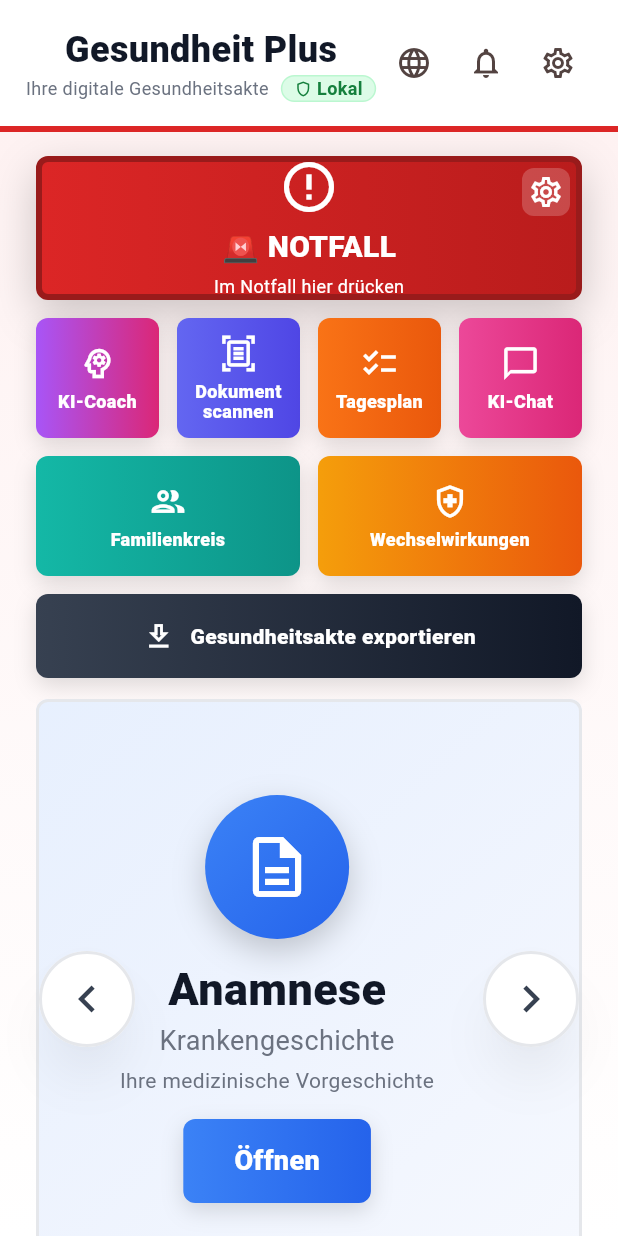
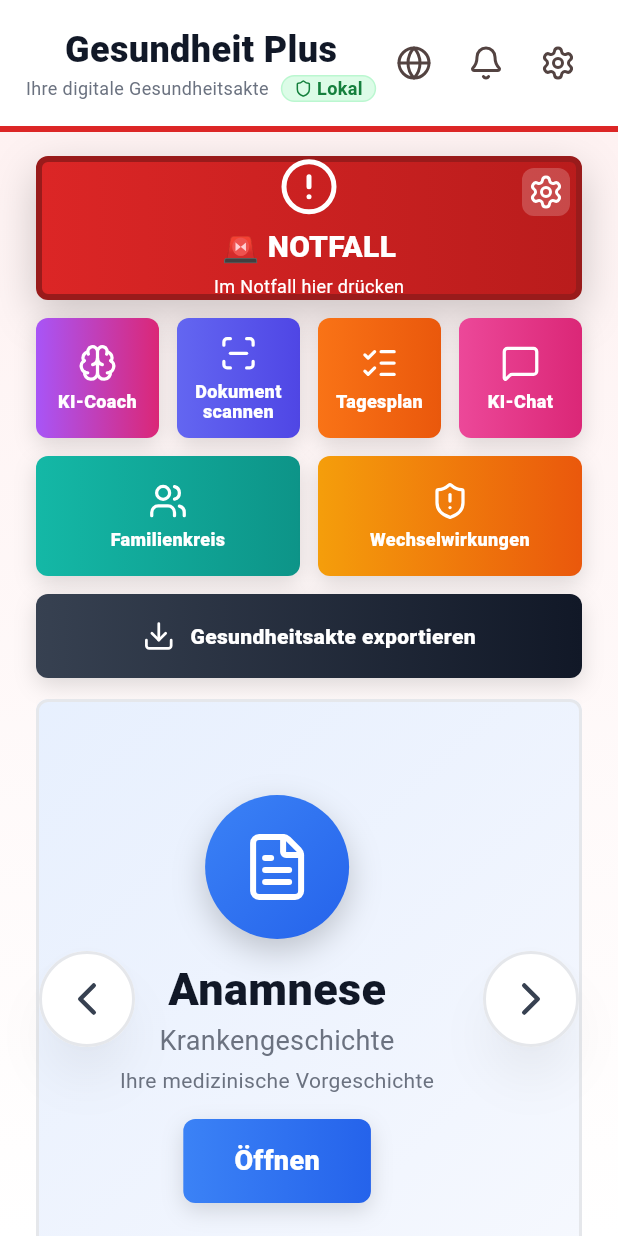
Before and after one commit to rweisssieker-xp/PTD-Gesundheitplus-Flutter-06-2026, a Flutter app: the DashboardScreen screen opened by its route, on a phone screen of 412 x 824 dp. Run offline on Flutter 3.47's test engine with Material 3 defaults, Android fonts, the phone set to English and light mode, and no system bars; our stand-ins replace dio, flutter_contacts, flutter_local_notifications, flutter_riverpod, flutter_secure_storage, flutter_tts and 9 more; missing offline and left inert: cryptography, sqlcipher_flutter_libs, sqlite3; accounts and stored records are empty.

Commit message:
fix: match dashboard icons to original pwa

```diff
--- a/flutter_app/lib/src/features/dashboard/presentation/dashboard_screen.dart
+++ b/flutter_app/lib/src/features/dashboard/presentation/dashboard_screen.dart
@@ -150,12 +150,12 @@ class _DashboardScreenState extends ConsumerState<DashboardScreen> {
               IconButton(
                 tooltip: 'Benachrichtigungen',
                 onPressed: () => context.go('/notifications'),
-                icon: const Icon(Icons.notifications_none),
+                icon: const Icon(GpIcons.notifications),
               ),
               IconButton(
                 tooltip: 'Datenschutz',
                 onPressed: () => context.go('/privacy'),
-                icon: const Icon(Icons.settings_outlined),
+                icon: const Icon(GpIcons.settings),
               ),
             ],
           ),
@@ -404,7 +404,7 @@ class _EmergencyButton extends StatelessWidget {
                   child: Column(
                     mainAxisSize: MainAxisSize.min,
                     children: [
-                      Icon(Icons.error_outline, color: Colors.white, size: 40),
+                      Icon(GpIcons.emergency, color: Colors.white, size: 40),
                       SizedBox(height: 6),
                       Text(
                         '🚨 NOTFALL',
@@ -438,7 +438,7 @@ class _EmergencyButton extends StatelessWidget {
               child: const SizedBox(
                 width: 32,
                 height: 32,
-                child: Icon(Icons.settings_outlined, color: Colors.white),
+                child: Icon(GpIcons.settings, color: Colors.white),
               ),
             ),
           ),
@@ -568,11 +568,14 @@ class _FeatureCarousel extends StatelessWidget {
           ),
           Positioned(
             left: 2,
-            child: _RoundNavButton(icon: Icons.chevron_left, onTap: onPrevious),
+            child: _RoundNavButton(
+              icon: GpIcons.chevronLeft,
+              onTap: onPrevious,
+            ),
           ),
           Positioned(
             right: 2,
-            child: _RoundNavButton(icon: Icons.chevron_right, onTap: onNext),
+            child: _RoundNavButton(icon: GpIcons.chevronRight, onTap: onNext),
           ),
         ],
       ),
--- a/flutter_app/lib/src/shared_ui/gp_header.dart
+++ b/flutter_app/lib/src/shared_ui/gp_header.dart
@@ -4,6 +4,7 @@ import 'package:flutter_riverpod/flutter_riverpod.dart';
 import '../core/localization/app_language.dart';
 import '../core/localization/app_language_controller.dart';
 import 'gp_colors.dart';
+import 'gp_icons.dart';
 
 class GpHeader extends StatelessWidget {
   const GpHeader({
@@ -132,7 +133,7 @@ class _LocalBadge extends StatelessWidget {
       child: const Row(
         mainAxisSize: MainAxisSize.min,
         children: [
-          Icon(Icons.shield_outlined, size: 12, color: Color(0xFF15803D)),
+          Icon(GpIcons.shield, size: 12, color: Color(0xFF15803D)),
           SizedBox(width: 3),
           Text(
             'Lokal',
@@ -188,7 +189,7 @@ class GpLanguageButton extends ConsumerWidget {
           },
         ),
       ),
-      icon: const Icon(Icons.language_outlined),
+      icon: const Icon(GpIcons.language),
     );
   }
 }
--- a/flutter_app/lib/src/shared_ui/gp_icons.dart
+++ b/flutter_app/lib/src/shared_ui/gp_icons.dart
@@ -1,24 +1,33 @@
-import 'package:flutter/material.dart';
+import 'package:lucide_icons_flutter/lucide_icons.dart';
 
 class GpIcons {
   const GpIcons._();
 
-  static const anamnesis = Icons.description_outlined;
-  static const healthcare = Icons.medical_services_outlined;
-  static const treatmentHistory = Icons.history_outlined;
-  static const vaccination = Icons.vaccines_outlined;
-  static const medication = Icons.medication_outlined;
-  static const appointments = Icons.calendar_month_outlined;
-  static const allergies = Icons.warning_amber_outlined;
-  static const prevention = Icons.fact_check_outlined;
-  static const bloodPressure = Icons.monitor_heart_outlined;
-  static const weight = Icons.scale_outlined;
-  static const aiCoach = Icons.psychology_outlined;
-  static const scan = Icons.document_scanner_outlined;
-  static const dailyPlan = Icons.checklist_outlined;
-  static const chat = Icons.chat_bubble_outline;
-  static const family = Icons.group_outlined;
-  static const interactions = Icons.health_and_safety_outlined;
-  static const export = Icons.download_outlined;
-  static const emergency = Icons.sos_outlined;
+  static const anamnesis = LucideIcons.fileText;
+  static const healthcare = LucideIcons.stethoscope;
+  static const treatmentHistory = LucideIcons.history;
+  static const vaccination = LucideIcons.syringe;
+  static const medication = LucideIcons.pill;
+  static const appointments = LucideIcons.calendar;
+  static const allergies = LucideIcons.alertCircle;
+  static const prevention = LucideIcons.clipboardCheck;
+  static const bloodPressure = LucideIcons.activity;
+  static const weight = LucideIcons.scale;
+  static const aiCoach = LucideIcons.brain;
+  static const scan = LucideIcons.scanLine;
+  static const dailyPlan = LucideIcons.listChecks;
+  static const chat = LucideIcons.messageSquare;
+  static const family = LucideIcons.users;
+  static const interactions = LucideIcons.shieldAlert;
+  static const export = LucideIcons.download;
+  static const emergency = LucideIcons.alertCircle;
+  static const back = LucideIcons.arrowLeft;
+  static const home = LucideIcons.home;
+  static const language = LucideIcons.globe;
+  static const notifications = LucideIcons.bell;
+  static const settings = LucideIcons.settings;
+  static const shield = LucideIcons.shield;
+  static const wifi = LucideIcons.wifi;
+  static const chevronLeft = LucideIcons.chevronLeft;
+  static const chevronRight = LucideIcons.chevronRight;
 }
--- a/flutter_app/lib/src/shared_ui/gp_screen.dart
+++ b/flutter_app/lib/src/shared_ui/gp_screen.dart
@@ -4,6 +4,7 @@ import 'package:go_router/go_router.dart';
 import 'gp_colors.dart';
 import 'gp_footer.dart';
 import 'gp_header.dart';
+import 'gp_icons.dart';
 
 class GpScreen extends StatelessWidget {
   const GpScreen({
@@ -71,7 +72,7 @@ class _GpBackHomeButtons extends StatelessWidget {
       children: [
         _GpHeaderButton(
           tooltip: 'Zurueck',
-          icon: Icons.arrow_back,
+          icon: GpIcons.back,
           onPressed: () {
             if (context.canPop()) {
               context.pop();
@@ -83,7 +84,7 @@ class _GpBackHomeButtons extends StatelessWidget {
         const SizedBox(width: 8),
         _GpHeaderButton(
           tooltip: 'Startseite',
-          icon: Icons.home_outlined,
+          icon: GpIcons.home,
           onPressed: () => context.go('/'),
         ),
       ],
@@ -99,7 +100,7 @@ class _GpNotificationButton extends StatelessWidget {
     return IconButton(
       tooltip: 'Benachrichtigungen',
       onPressed: () => context.go('/notifications'),
-      icon: const Icon(Icons.notifications_none),
+      icon: const Icon(GpIcons.notifications),
     );
   }
 }
@@ -112,7 +113,7 @@ class _GpSettingsButton extends StatelessWidget {
     return IconButton(
       tooltip: 'Datenschutz',
       onPressed: () => context.go('/privacy'),
-      icon: const Icon(Icons.settings_outlined),
+      icon: const Icon(GpIcons.settings),
     );
   }
 }
@@ -131,8 +132,8 @@ class _GpHeaderButton extends StatelessWidget {
   @override
   Widget build(BuildContext context) {
     return SizedBox(
-      width: 44,
-      height: 44,
+      width: 48,
+      height: 48,
       child: OutlinedButton(
         style: OutlinedButton.styleFrom(
           padding: EdgeInsets.zero,
--- a/flutter_app/pubspec.yaml
+++ b/flutter_app/pubspec.yaml
@@ -49,6 +49,7 @@ dependencies:
   url_launcher: ^6.3.1
   uuid: ^4.5.1
   cryptography: ^2.9.0
+  lucide_icons_flutter: ^3.1.14+2
 
 dev_dependencies:
   flutter_test:
```
Also changed, not shown: flutter_app/pubspec.lock, 1 other file.
